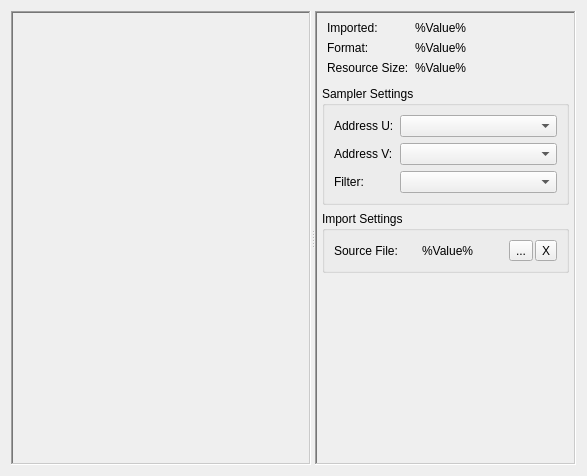
First picture: the form in Develompent/Source/Engine/WorldEd/Source/Windows/TextureEditorWindow.ui, repository zombihello/lifeEngine, before the edit.
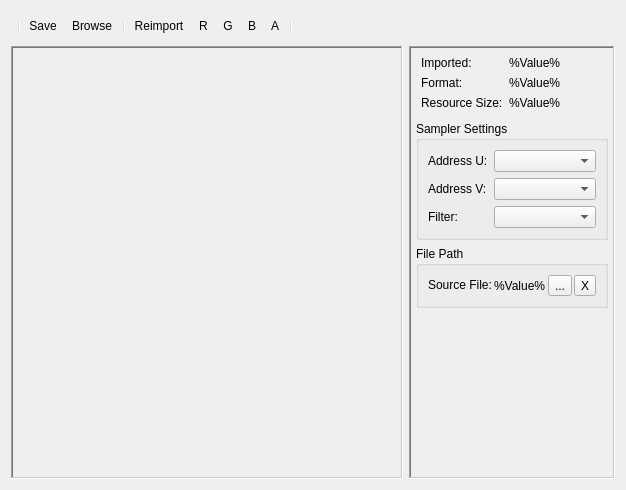
Second picture: the form after the edit. Custom widgets are drawn as their Qt base class.

Commit message: Finished making UI of texture editor. Added possible change address mode UV and sampler filter in texture editor

Diff of the .ui file:
```diff
--- a/Develompent/Source/Engine/WorldEd/Source/Windows/TextureEditorWindow.ui
+++ b/Develompent/Source/Engine/WorldEd/Source/Windows/TextureEditorWindow.ui
@@ -6,31 +6,52 @@
    <rect>
     <x>0</x>
     <y>0</y>
-    <width>587</width>
-    <height>472</height>
+    <width>626</width>
+    <height>490</height>
    </rect>
   </property>
   <property name="windowTitle">
    <string>Texture Editor</string>
   </property>
+  <layout class="QVBoxLayout" name="verticalLayout_3">
+   <item>
+    <widget class="QToolBar" name="toolBar">
+     <property name="windowTitle">
+      <string>toolBar</string>
+     </property>
+     <property name="allowedAreas">
+      <set>Qt::AllToolBarAreas</set>
+     </property>
+     <property name="iconSize">
+      <size>
+       <width>19</width>
+       <height>19</height>
+      </size>
+     </property>
+     <property name="floatable">
+      <bool>true</bool>
+     </property>
+     <addaction name="separator"/>
+     <addaction name="actionSave"/>
+     <addaction name="actionBrowse"/>
+     <addaction name="separator"/>
+     <addaction name="actionReimport"/>
+     <addaction name="actionR"/>
+     <addaction name="actionG"/>
+     <addaction name="actionB"/>
+     <addaction name="actionA"/>
+     <addaction name="separator"/>
+    </widget>
+   </item>
+   <item>
   <layout class="QHBoxLayout" name="horizontalLayout_2">
+     <property name="bottomMargin">
+      <number>0</number>
+     </property>
    <item>
-    <widget class="QSplitter" name="splitter">
-     <property name="frameShape">
-      <enum>QFrame::NoFrame</enum>
-     </property>
-     <property name="orientation">
-      <enum>Qt::Horizontal</enum>
-     </property>
-     <property name="opaqueResize">
-      <bool>true</bool>
-     </property>
-     <property name="childrenCollapsible">
-      <bool>false</bool>
-     </property>
      <widget class="QFrame" name="viewportFrame">
       <property name="sizePolicy">
-       <sizepolicy hsizetype="Maximum" vsizetype="Maximum">
+        <sizepolicy hsizetype="MinimumExpanding" vsizetype="Expanding">
         <horstretch>0</horstretch>
         <verstretch>0</verstretch>
        </sizepolicy>
@@ -38,7 +59,7 @@
       <property name="minimumSize">
        <size>
         <width>300</width>
-        <height>454</height>
+         <height>0</height>
        </size>
       </property>
       <property name="frameShape">
@@ -71,16 +92,15 @@
        </item>
       </layout>
      </widget>
-     <widget class="QWidget" name="verticalLayoutWidget">
-      <layout class="QVBoxLayout" name="verticalLayout">
-       <property name="topMargin">
-        <number>0</number>
-       </property>
-       <property name="bottomMargin">
-        <number>0</number>
-       </property>
+     </item>
        <item>
         <widget class="QFrame" name="frame">
+       <property name="sizePolicy">
+        <sizepolicy hsizetype="Preferred" vsizetype="Expanding">
+         <horstretch>0</horstretch>
+         <verstretch>0</verstretch>
+        </sizepolicy>
+       </property>
          <property name="frameShape">
           <enum>QFrame::WinPanel</enum>
          </property>
@@ -163,6 +183,12 @@
           </item>
           <item>
            <widget class="QGroupBox" name="groupBox_samplerSettings">
+          <property name="sizePolicy">
+           <sizepolicy hsizetype="Minimum" vsizetype="Preferred">
+            <horstretch>0</horstretch>
+            <verstretch>0</verstretch>
+           </sizepolicy>
+          </property>
             <property name="title">
              <string>Sampler Settings</string>
             </property>
@@ -208,8 +234,14 @@
           </item>
           <item>
            <widget class="QGroupBox" name="groupBox_importSettings">
+          <property name="sizePolicy">
+           <sizepolicy hsizetype="Preferred" vsizetype="Preferred">
+            <horstretch>0</horstretch>
+            <verstretch>0</verstretch>
+           </sizepolicy>
+          </property>
             <property name="title">
-             <string>Import Settings</string>
+           <string>File Path</string>
             </property>
             <layout class="QGridLayout" name="gridLayout">
              <property name="leftMargin">
@@ -218,22 +250,14 @@
              <property name="horizontalSpacing">
               <number>2</number>
              </property>
-             <item row="0" column="2">
-              <widget class="QToolButton" name="toolButton_sourceFile">
-               <property name="text">
-                <string>...</string>
-               </property>
-              </widget>
-             </item>
-             <item row="0" column="1">
-              <widget class="QLabel" name="label_sourceFileValue">
-               <property name="text">
-                <string>%Value%</string>
-               </property>
-              </widget>
-             </item>
              <item row="0" column="0">
               <widget class="QLabel" name="label_sourceFile">
+             <property name="sizePolicy">
+              <sizepolicy hsizetype="Preferred" vsizetype="Maximum">
+               <horstretch>0</horstretch>
+               <verstretch>0</verstretch>
+              </sizepolicy>
+             </property>
                <property name="text">
                 <string>Source File:</string>
                </property>
@@ -246,6 +270,44 @@
                </property>
               </widget>
              </item>
+           <item row="0" column="2">
+            <widget class="QToolButton" name="toolButton_sourceFile">
+             <property name="text">
+              <string>...</string>
+             </property>
+            </widget>
+           </item>
+           <item row="0" column="1">
+            <widget class="QLabel" name="label_sourceFileValue">
+             <property name="sizePolicy">
+              <sizepolicy hsizetype="Maximum" vsizetype="Fixed">
+               <horstretch>0</horstretch>
+               <verstretch>0</verstretch>
+              </sizepolicy>
+             </property>
+             <property name="maximumSize">
+              <size>
+               <width>16777215</width>
+               <height>13</height>
+              </size>
+             </property>
+             <property name="text">
+              <string>%Value%</string>
+             </property>
+             <property name="textFormat">
+              <enum>Qt::AutoText</enum>
+             </property>
+             <property name="scaledContents">
+              <bool>false</bool>
+             </property>
+             <property name="wordWrap">
+              <bool>false</bool>
+             </property>
+             <property name="textInteractionFlags">
+              <set>Qt::LinksAccessibleByMouse|Qt::TextSelectableByMouse</set>
+             </property>
+            </widget>
+           </item>
             </layout>
            </widget>
           </item>
@@ -266,85 +328,53 @@
         </widget>
        </item>
       </layout>
-     </widget>
-    </widget>
    </item>
   </layout>
-  <action name="actionNewLevel">
-   <property name="text">
-    <string>New Level</string>
-   </property>
-  </action>
-  <action name="actionOpen">
-   <property name="text">
-    <string>Open</string>
-   </property>
-  </action>
   <action name="actionSave">
    <property name="text">
     <string>Save</string>
    </property>
   </action>
-  <action name="actionSave_as">
+  <action name="actionBrowse">
    <property name="text">
-    <string>Save as</string>
+    <string>Browse</string>
    </property>
   </action>
-  <action name="actionExit">
+  <action name="actionReimport">
    <property name="text">
-    <string>Exit</string>
+    <string>Reimport</string>
    </property>
   </action>
-  <action name="actionAbout">
-   <property name="text">
-    <string>About</string>
-   </property>
-  </action>
-  <action name="actionAbout_Qt">
-   <property name="text">
-    <string>About Qt</string>
-   </property>
-  </action>
-  <action name="actionPerspective">
+  <action name="actionR">
    <property name="checkable">
     <bool>true</bool>
    </property>
    <property name="text">
-    <string>3D Perspective</string>
+    <string>R</string>
    </property>
   </action>
-  <action name="actionXY">
+  <action name="actionG">
    <property name="checkable">
     <bool>true</bool>
    </property>
    <property name="text">
-    <string>2D X/Y</string>
+    <string>G</string>
    </property>
   </action>
-  <action name="actionXZ">
+  <action name="actionB">
    <property name="checkable">
     <bool>true</bool>
    </property>
    <property name="text">
-    <string>2D X/Z</string>
+    <string>B</string>
    </property>
   </action>
-  <action name="actionYZ">
+  <action name="actionA">
    <property name="checkable">
     <bool>true</bool>
    </property>
    <property name="text">
-    <string>2D Y/Z</string>
-   </property>
-  </action>
-  <action name="actionf">
-   <property name="text">
-    <string>f</string>
-   </property>
-  </action>
-  <action name="actionSaveAll">
-   <property name="text">
-    <string>SaveAll</string>
+    <string>A</string>
    </property>
   </action>
  </widget>
```
Lines whose indentation alone changed are shown as unchanged. The commit also changes 15 other files.
